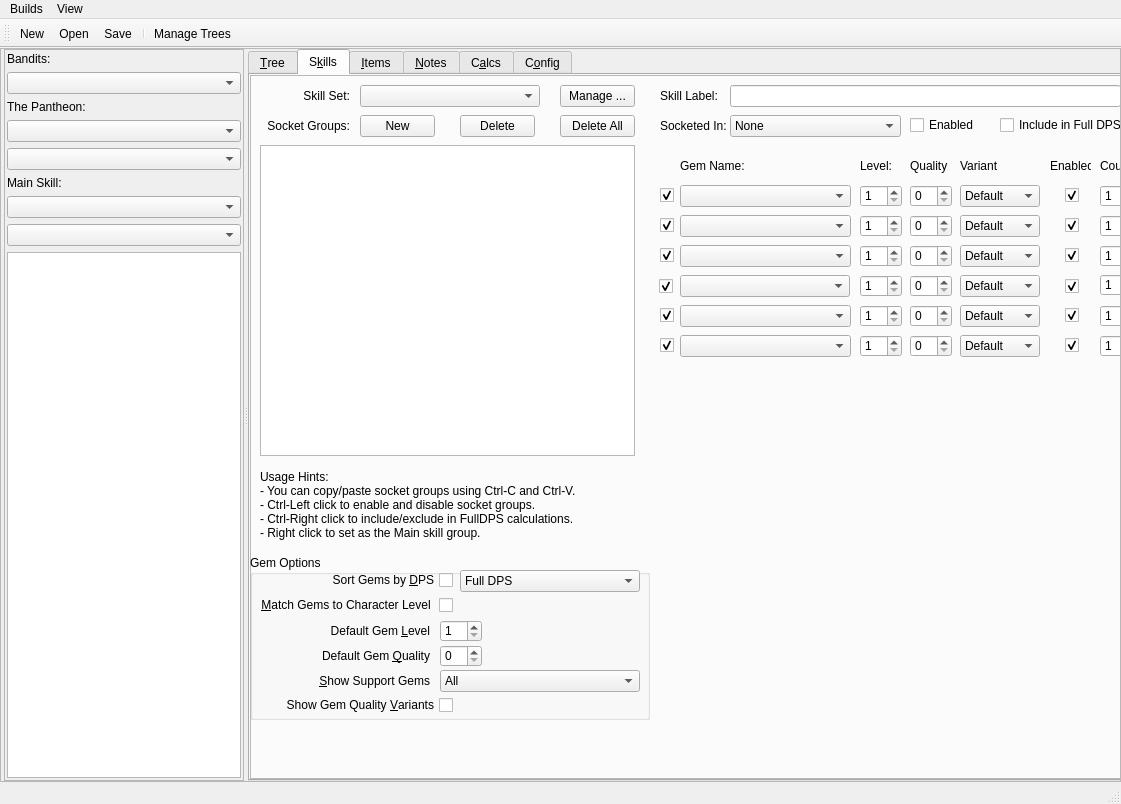
Before: the Qt Designer form Assets/PoB_Main_Window.ui in PathOfBuildingCommunity/PathOfBuilding-Python, drawn with Qt 5.
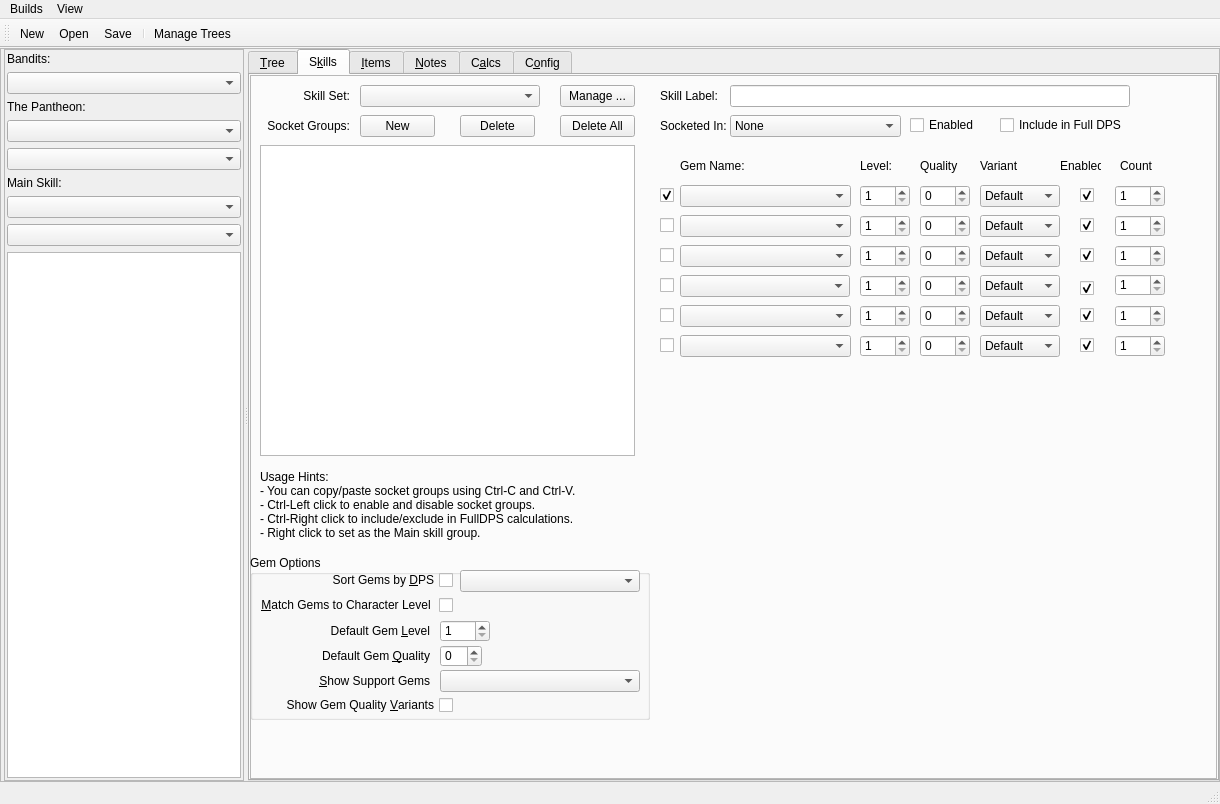
After: the same form once the commit is applied. The open tabs and pages were chosen to show the change. Icons and pictures are not drawn.

```diff
--- a/Assets/PoB_Main_Window.ui
+++ b/Assets/PoB_Main_Window.ui
@@ -6,7 +6,7 @@
    <rect>
     <x>0</x>
     <y>0</y>
-    <width>1121</width>
+    <width>1220</width>
     <height>804</height>
    </rect>
   </property>
@@ -52,7 +52,7 @@
         <rect>
          <x>0</x>
          <y>0</y>
-         <width>1119</width>
+         <width>1218</width>
          <height>725</height>
         </rect>
        </property>
@@ -743,53 +743,13 @@
                    <height>22</height>
                   </rect>
                  </property>
-                 <item>
-                  <property name="text">
-                   <string extracomment="FullDPS">Full DPS</string>
-                  </property>
-                 </item>
-                 <item>
-                  <property name="text">
-                   <string extracomment="CombinedDPS">Combined DPS</string>
-                  </property>
-                 </item>
-                 <item>
-                  <property name="text">
-                   <string extracomment="TotalDPS">Total DPS</string>
-                  </property>
-                 </item>
-                 <item>
-                  <property name="text">
-                   <string extracomment="AverageDamage">Average Hit</string>
-                  </property>
-                 </item>
-                 <item>
-                  <property name="text">
-                   <string extracomment="TotalDot">DoT DPS</string>
-                  </property>
-                 </item>
-                 <item>
-                  <property name="text">
-                   <string extracomment="BleedDPS">Bleed DPS</string>
-                  </property>
-                 </item>
-                 <item>
-                  <property name="text">
-                   <string extracomment="IgniteDPS">Ignite DPS</string>
-                  </property>
-                 </item>
-                 <item>
-                  <property name="text">
-                   <string extracomment="TotalPoisonDPS">Poison DPS</string>
-                  </property>
-                 </item>
                 </widget>
                 <widget class="QSpinBox" name="spin_DefaultGemLevel">
                  <property name="geometry">
                   <rect>
                    <x>190</x>
                    <y>65</y>
-                   <width>42</width>
+                   <width>50</width>
                    <height>22</height>
                   </rect>
                  </property>
@@ -822,21 +782,6 @@
                    <height>22</height>
                   </rect>
                  </property>
-                 <item>
-                  <property name="text">
-                   <string extracomment="ALL">All</string>
-                  </property>
-                 </item>
-                 <item>
-                  <property name="text">
-                   <string extracomment="NORMAL">Non-Awakened</string>
-                  </property>
-                 </item>
-                 <item>
-                  <property name="text">
-                   <string extracomment="AWAKENED">Awakened</string>
-                  </property>
-                 </item>
                 </widget>
                 <widget class="QCheckBox" name="check_SortByDPS">
                  <property name="geometry">
@@ -895,24 +840,24 @@
                  <rect>
                   <x>400</x>
                   <y>190</y>
-                  <width>500</width>
+                  <width>520</width>
                   <height>40</height>
                  </rect>
                 </property>
                 <widget class="QCheckBox" name="check_GemRemove4">
                  <property name="geometry">
                   <rect>
-                   <x>9</x>
-                   <y>13</y>
-                   <width>16</width>
-                   <height>16</height>
+                   <x>10</x>
+                   <y>10</y>
+                   <width>20</width>
+                   <height>20</height>
                   </rect>
                  </property>
                  <property name="text">
                   <string/>
                  </property>
                  <property name="checked">
-                  <bool>true</bool>
+                  <bool>false</bool>
                  </property>
                 </widget>
                 <widget class="QComboBox" name="combo_GemList4">
@@ -936,7 +881,7 @@
                   <rect>
                    <x>210</x>
                    <y>10</y>
-                   <width>42</width>
+                   <width>50</width>
                    <height>22</height>
                   </rect>
                  </property>
@@ -956,9 +901,9 @@
                 <widget class="QSpinBox" name="spin_GemQuality4">
                  <property name="geometry">
                   <rect>
-                   <x>260</x>
+                   <x>270</x>
                    <y>10</y>
-                   <width>42</width>
+                   <width>50</width>
                    <height>22</height>
                   </rect>
                  </property>
@@ -975,7 +920,7 @@
                 <widget class="QComboBox" name="combo_GemVariant4">
                  <property name="geometry">
                   <rect>
-                   <x>310</x>
+                   <x>330</x>
                    <y>10</y>
                    <width>80</width>
                    <height>22</height>
@@ -1005,10 +950,10 @@
                 <widget class="QCheckBox" name="check_GemEnabled4">
                  <property name="geometry">
                   <rect>
-                   <x>415</x>
+                   <x>430</x>
                    <y>13</y>
-                   <width>16</width>
-                   <height>16</height>
+                   <width>20</width>
+                   <height>20</height>
                   </rect>
                  </property>
                  <property name="text">
@@ -1021,9 +966,9 @@
                 <widget class="QSpinBox" name="spin_GemCount4">
                  <property name="geometry">
                   <rect>
-                   <x>450</x>
+                   <x>465</x>
                    <y>9</y>
-                   <width>42</width>
+                   <width>50</width>
                    <height>22</height>
                   </rect>
                  </property>
@@ -1119,7 +1064,7 @@
                <widget class="QLabel" name="label_Variant">
                 <property name="geometry">
                  <rect>
-                  <x>710</x>
+                  <x>730</x>
                   <y>80</y>
                   <width>40</width>
                   <height>22</height>
@@ -1161,7 +1106,7 @@
                <widget class="QLabel" name="label_Enabled">
                 <property name="geometry">
                  <rect>
-                  <x>800</x>
+                  <x>810</x>
                   <y>80</y>
                   <width>41</width>
                   <height>22</height>
@@ -1174,7 +1119,7 @@
                <widget class="QLabel" name="label_Count">
                 <property name="geometry">
                  <rect>
-                  <x>850</x>
+                  <x>870</x>
                   <y>80</y>
                   <width>40</width>
                   <height>22</height>
@@ -1189,7 +1134,7 @@
                  <rect>
                   <x>480</x>
                   <y>10</y>
-                  <width>391</width>
+                  <width>400</width>
                   <height>22</height>
                  </rect>
                 </property>
@@ -1225,7 +1170,7 @@
                  <rect>
                   <x>400</x>
                   <y>100</y>
-                  <width>500</width>
+                  <width>520</width>
                   <height>40</height>
                  </rect>
                 </property>
@@ -1260,7 +1205,7 @@
                   <rect>
                    <x>210</x>
                    <y>10</y>
-                   <width>42</width>
+                   <width>50</width>
                    <height>22</height>
                   </rect>
                  </property>
@@ -1274,9 +1219,9 @@
                 <widget class="QSpinBox" name="spin_GemQuality1">
                  <property name="geometry">
                   <rect>
-                   <x>260</x>
+                   <x>270</x>
                    <y>10</y>
-                   <width>42</width>
+                   <width>50</width>
                    <height>22</height>
                   </rect>
                  </property>
@@ -1287,7 +1232,7 @@
                 <widget class="QComboBox" name="combo_GemVariant1">
                  <property name="geometry">
                   <rect>
-                   <x>310</x>
+                   <x>330</x>
                    <y>10</y>
                    <width>80</width>
                    <height>22</height>
@@ -1317,7 +1262,7 @@
                 <widget class="QCheckBox" name="check_GemEnabled1">
                  <property name="geometry">
                   <rect>
-                   <x>415</x>
+                   <x>430</x>
                    <y>10</y>
                    <width>20</width>
                    <height>20</height>
@@ -1333,9 +1278,9 @@
                 <widget class="QSpinBox" name="spin_GemCount1">
                  <property name="geometry">
                   <rect>
-                   <x>450</x>
+                   <x>465</x>
                    <y>10</y>
-                   <width>42</width>
+                   <width>50</width>
                    <height>22</height>
                   </rect>
                  </property>
@@ -1365,7 +1310,7 @@
                  <rect>
                   <x>750</x>
                   <y>40</y>
-                  <width>121</width>
+                  <width>130</width>
                   <height>20</height>
                  </rect>
                 </property>
@@ -1381,7 +1326,7 @@
                  <rect>
                   <x>400</x>
                   <y>160</y>
-                  <width>500</width>
+                  <width>520</width>
                   <height>40</height>
                  </rect>
                 </property>
@@ -1398,7 +1343,7 @@
                   <string/>
                  </property>
                  <property name="checked">
-                  <bool>true</bool>
+                  <bool>false</bool>
                  </property>
                 </widget>
                 <widget class="QComboBox" name="combo_GemList3">
@@ -1416,7 +1361,7 @@
                   <rect>
                    <x>210</x>
                    <y>10</y>
-                   <width>42</width>
+                   <width>50</width>
                    <height>22</height>
                   </rect>
                  </property>
@@ -1430,9 +1375,9 @@
                 <widget class="QSpinBox" name="spin_GemQuality3">
                  <property name="geometry">
                   <rect>
-                   <x>260</x>
+                   <x>270</x>
                    <y>10</y>
-                   <width>42</width>
+                   <width>50</width>
                    <height>22</height>
                   </rect>
                  </property>
@@ -1443,7 +1388,7 @@
                 <widget class="QComboBox" name="combo_GemVariant3">
                  <property name="geometry">
                   <rect>
-                   <x>310</x>
+                   <x>330</x>
                    <y>10</y>
                    <width>80</width>
                    <height>22</height>
@@ -1473,7 +1418,7 @@
                 <widget class="QCheckBox" name="check_GemEnabled3">
                  <property name="geometry">
                   <rect>
-                   <x>415</x>
+                   <x>430</x>
                    <y>10</y>
                    <width>20</width>
                    <height>20</height>
@@ -1489,9 +1434,9 @@
                 <widget class="QSpinBox" name="spin_GemCount3">
                  <property name="geometry">
                   <rect>
-                   <x>450</x>
+                   <x>465</x>
                    <y>10</y>
-                   <width>42</width>
+                   <width>50</width>
                    <height>22</height>
                   </rect>
                  </property>
@@ -1508,7 +1453,7 @@
                  <rect>
                   <x>400</x>
                   <y>130</y>
-                  <width>500</width>
+                  <width>520</width>
                   <height>40</height>
                  </rect>
                 </property>
@@ -1525,7 +1470,7 @@
                   <string/>
                  </property>
                  <property name="checked">
-                  <bool>true</bool>
+                  <bool>false</bool>
                  </property>
                 </widget>
                 <widget class="QComboBox" name="combo_GemList2">
@@ -1543,7 +1488,7 @@
                   <rect>
                    <x>210</x>
                    <y>10</y>
-                   <width>42</width>
+                   <width>50</width>
                    <height>22</height>
                   </rect>
                  </property>
@@ -1557,9 +1502,9 @@
                 <widget class="QSpinBox" name="spin_GemQuality2">
                  <property name="geometry">
                   <rect>
-                   <x>260</x>
+                   <x>270</x>
                    <y>10</y>
-                   <width>42</width>
+                   <width>50</width>
                    <height>22</height>
                   </rect>
                  </property>
@@ -1570,7 +1515,7 @@
                 <widget class="QComboBox" name="combo_GemVariant2">
                  <property name="geometry">
                   <rect>
-                   <x>310</x>
+                   <x>330</x>
                    <y>10</y>
                    <width>80</width>
                    <height>22</height>
@@ -1600,7 +1545,7 @@
                 <widget class="QCheckBox" name="check_GemEnabled2">
                  <property name="geometry">
                   <rect>
-                   <x>415</x>
+                   <x>430</x>
                    <y>10</y>
                    <width>20</width>
                    <height>20</height>
@@ -1616,9 +1561,9 @@
                 <widget class="QSpinBox" name="spin_GemCount2">
                  <property name="geometry">
                   <rect>
-                   <x>450</x>
+                   <x>465</x>
                    <y>10</y>
-                   <width>42</width>
+                   <width>50</width>
                    <height>22</height>
                   </rect>
                  </property>
@@ -1633,7 +1578,7 @@
                <widget class="QLabel" name="label_Quality">
                 <property name="geometry">
                  <rect>
-                  <x>660</x>
+                  <x>670</x>
                   <y>80</y>
                   <width>40</width>
                   <height>22</height>
@@ -1648,7 +1593,7 @@
                  <rect>
                   <x>400</x>
                   <y>220</y>
-                  <width>500</width>
+                  <width>520</width>
                   <height>40</height>
                  </rect>
                 </property>
@@ -1665,7 +1610,7 @@
                   <string/>
                  </property>
                  <property name="checked">
-                  <bool>true</bool>
+                  <bool>false</bool>
                  </property>
                 </widget>
                 <widget class="QComboBox" name="combo_GemList5">
@@ -1683,7 +1628,7 @@
                   <rect>
                    <x>210</x>
                    <y>10</y>
-                   <width>42</width>
+                   <width>50</width>
                    <height>22</height>
                   </rect>
                  </property>
@@ -1697,9 +1642,9 @@
                 <widget class="QSpinBox" name="spin_GemQuality5">
                  <property name="geometry">
                   <rect>
-                   <x>260</x>
+                   <x>270</x>
                    <y>10</y>
-                   <width>42</width>
+                   <width>50</width>
                    <height>22</height>
                   </rect>
                  </property>
@@ -1710,7 +1655,7 @@
                 <widget class="QComboBox" name="combo_GemVariant5">
                  <property name="geometry">
                   <rect>
-                   <x>310</x>
+                   <x>330</x>
                    <y>10</y>
                    <width>80</width>
                    <height>22</height>
@@ -1740,7 +1685,7 @@
                 <widget class="QCheckBox" name="check_GemEnabled5">
                  <property name="geometry">
                   <rect>
-                   <x>415</x>
+                   <x>430</x>
                    <y>10</y>
                    <width>20</width>
                    <height>20</height>
@@ -1756,9 +1701,9 @@
                 <widget class="QSpinBox" name="spin_GemCount5">
                  <property name="geometry">
                   <rect>
-                   <x>450</x>
+                   <x>465</x>
                    <y>10</y>
-                   <width>42</width>
+                   <width>50</width>
                    <height>22</height>
                   </rect>
                  </property>
@@ -1775,7 +1720,7 @@
                  <rect>
                   <x>400</x>
                   <y>250</y>
-                  <width>500</width>
+                  <width>520</width>
                   <height>40</height>
                  </rect>
                 </property>
@@ -1792,7 +1737,7 @@
                   <string/>
                  </property>
                  <property name="checked">
-                  <bool>true</bool>
+                  <bool>false</bool>
                  </property>
                 </widget>
                 <widget class="QComboBox" name="combo_GemList6">
@@ -1810,7 +1755,7 @@
                   <rect>
                    <x>210</x>
                    <y>10</y>
-                   <width>42</width>
+                   <width>50</width>
                    <height>22</height>
                   </rect>
                  </property>
@@ -1824,9 +1769,9 @@
                 <widget class="QSpinBox" name="spin_GemQuality6">
                  <property name="geometry">
                   <rect>
-                   <x>260</x>
+                   <x>270</x>
                    <y>10</y>
-                   <width>42</width>
+                   <width>50</width>
                    <height>22</height>
                   </rect>
                  </property>
@@ -1837,7 +1782,7 @@
                 <widget class="QComboBox" name="combo_GemVariant6">
                  <property name="geometry">
                   <rect>
-                   <x>310</x>
+                   <x>330</x>
                    <y>10</y>
                    <width>80</width>
                    <height>22</height>
@@ -1867,7 +1812,7 @@
                 <widget class="QCheckBox" name="check_GemEnabled6">
                  <property name="geometry">
                   <rect>
-                   <x>415</x>
+                   <x>430</x>
                    <y>10</y>
                    <width>20</width>
                    <height>20</height>
@@ -1883,9 +1828,9 @@
                 <widget class="QSpinBox" name="spin_GemCount6">
                  <property name="geometry">
                   <rect>
-                   <x>450</x>
+                   <x>465</x>
                    <y>10</y>
-                   <width>42</width>
+                   <width>50</width>
                    <height>22</height>
                   </rect>
                  </property>
@@ -2640,7 +2585,7 @@
     <rect>
      <x>0</x>
      <y>0</y>
-     <width>1121</width>
+     <width>1220</width>
      <height>22</height>
     </rect>
    </property>
```
Left out of the diff: 97 changed lines with no effect on the pictures.
